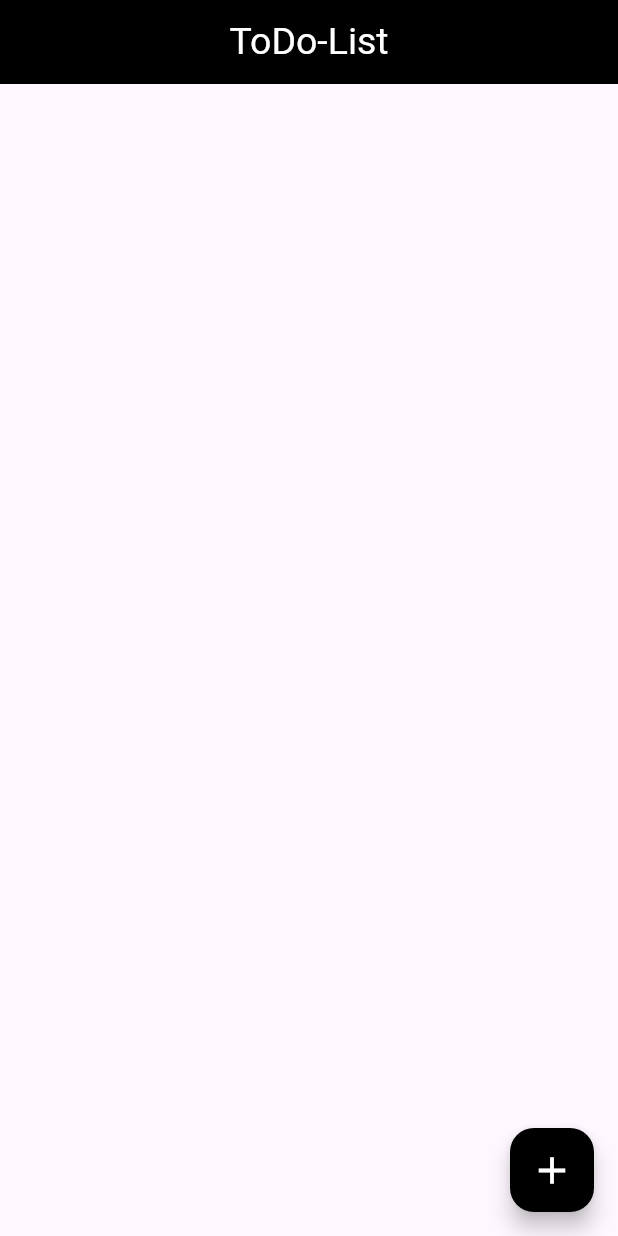
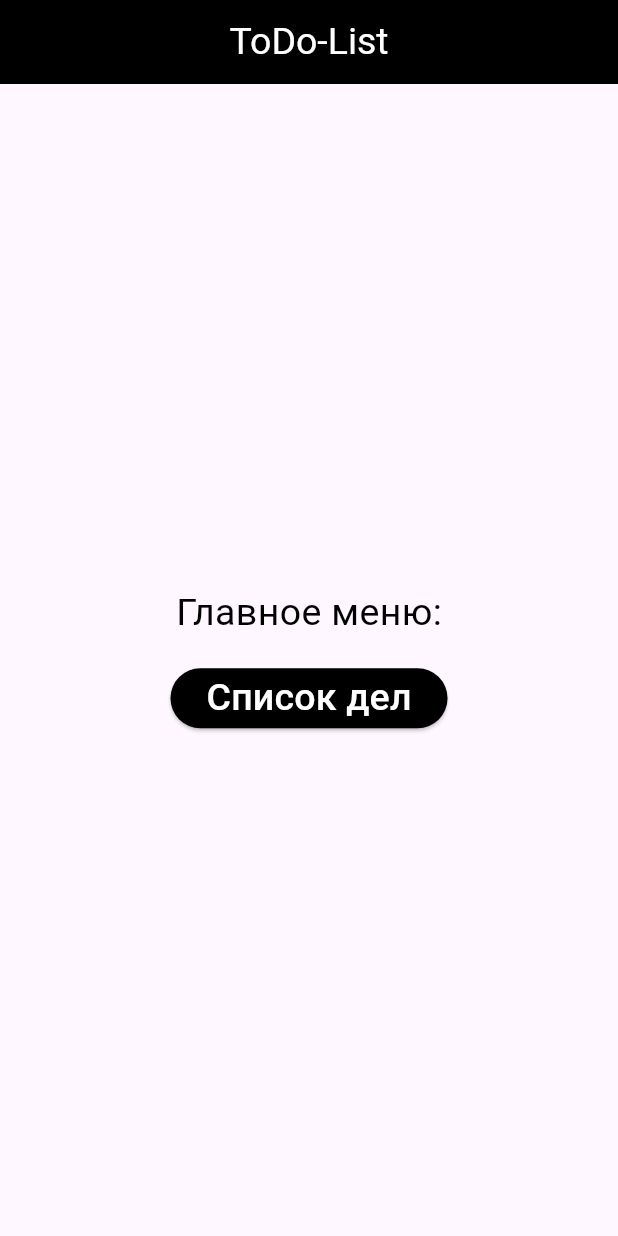
Before and after one commit to Senseless2552/Flutter, a Flutter app: the screen it shows after launch, on a phone screen of 412 x 824 dp. Run offline on Flutter 3.47's test engine with Material 3 defaults, Android fonts, the phone set to English and light mode, and no system bars; our stand-ins replace shared_preferences; Roboto replaces fonts that are missing (Times New Roman).

Commit message:
add: menu

```diff
--- /dev/null
+++ b/my_app_1/lib/pages/main_screen.dart
@@ -0,0 +1,42 @@
+import 'package:flutter/material.dart';
+import 'package:my_app_1/Styles.dart';
+
+class MainScreen extends StatelessWidget {
+  const MainScreen({super.key});
+
+  @override
+  Widget build(BuildContext context) {
+    return Scaffold(
+      appBar: AppBar(
+        iconTheme: IconThemeData(color: Colors.white),
+        title: Text("ToDo-List", style: textstyle,),
+        centerTitle: true,
+        backgroundColor: Colors.black,
+      ),
+      body: Row(
+        mainAxisAlignment: MainAxisAlignment.center,
+        children: [
+          Column(
+        mainAxisAlignment: MainAxisAlignment.center,
+        children: [
+          Text("Главное меню:",style: TextStyle(
+            color: Colors.black,
+            fontSize: 25,
+            fontFamily: "Times New Roman"
+          )),
+          Padding(padding: EdgeInsets.only(top: 15),),
+          ElevatedButton(onPressed: () {
+            Navigator.pushNamed(context, '/todo');
+          },
+            style: ElevatedButton.styleFrom(
+              backgroundColor: Colors.black
+            ),
+            child: Text("Список дел",style: textstyle,)
+          )
+        ],
+      )
+        ],
+      )
+    );
+  }
+}
```
Also changed, not shown: my_app_1/lib/main.dart (+7 -2 lines), my_app_1/lib/pages/home.dart (+19 -2 lines), my_app_1/pubspec.yaml (+3 -66 lines), my_app_1/pubspec.lock, 1 other file.
